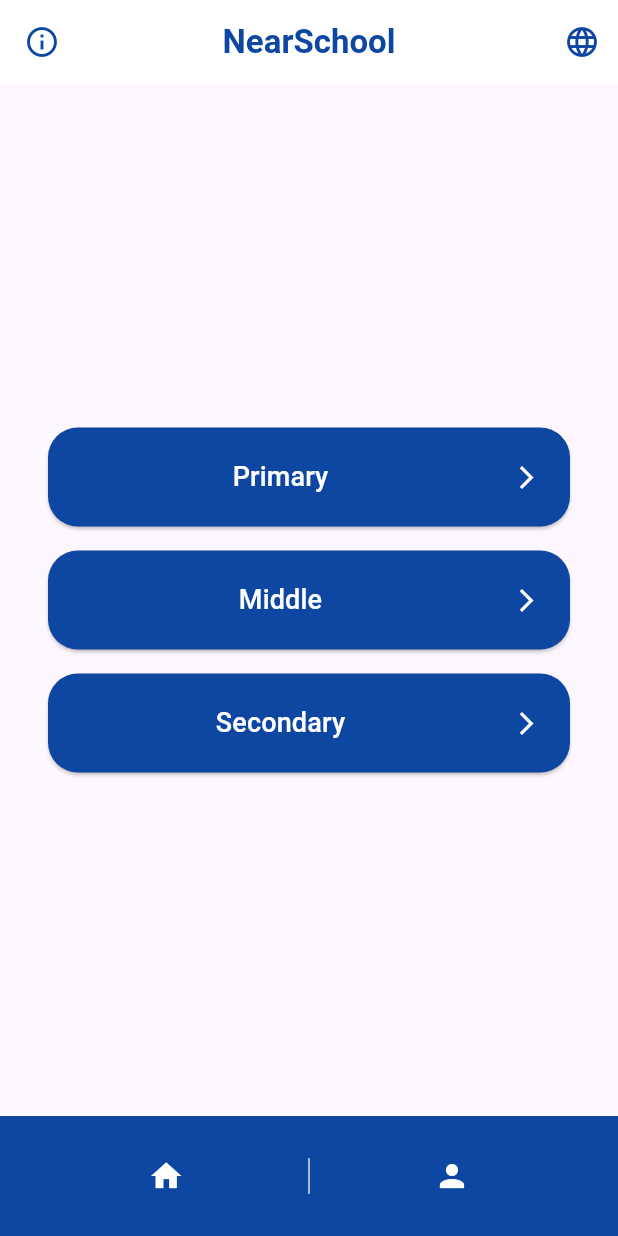
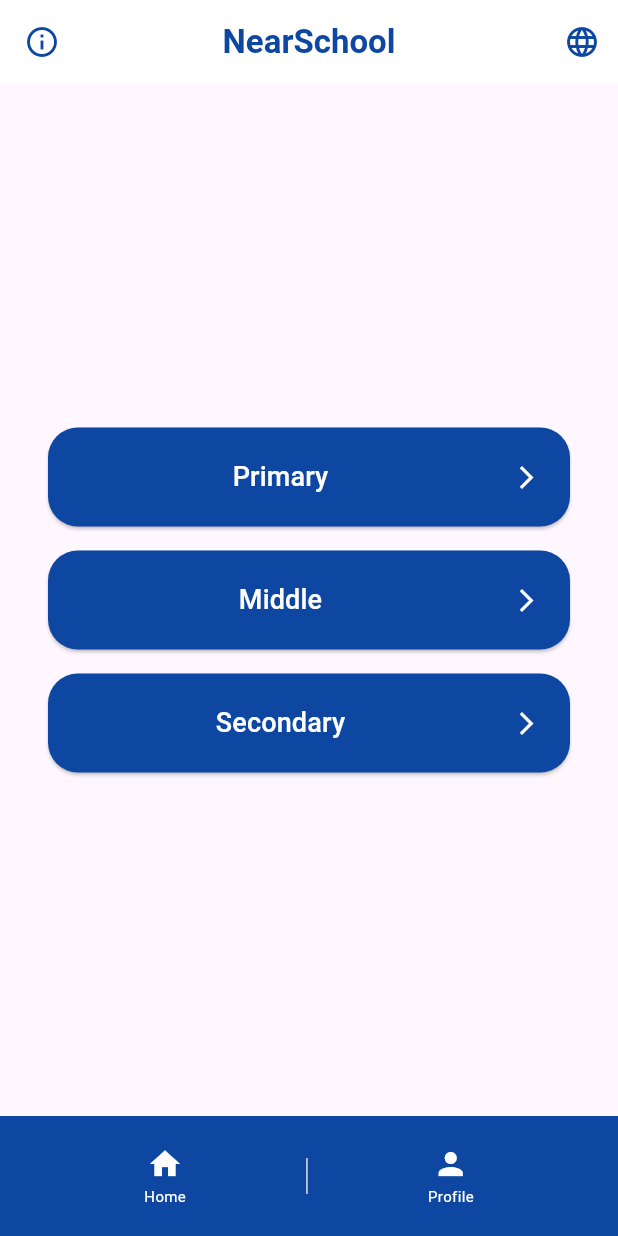
Before and after one commit to abolambA/NearSchool, a Flutter app: the screen it shows after launch, on a phone screen of 412 x 824 dp. Run offline on Flutter 3.47's test engine with Material 3 defaults, Android fonts, the phone set to English and light mode, and no system bars; our stand-ins replace firebase_core; accounts and stored records are empty.

Commit message:
first commit

```diff
--- a/lib/arabic_screens/screens/home_screen.dart
+++ b/lib/arabic_screens/screens/home_screen.dart
@@ -11,8 +11,7 @@ class AdminHomeScreen extends StatelessWidget {
         title: Text('NearSchool', style: TextStyle(
           color: Colors.blue[900],
           fontWeight: FontWeight.bold,
-          )
-        ),
+        )),
         backgroundColor: Colors.white,
         elevation: 0,
         centerTitle: true,
@@ -69,13 +68,23 @@ class AdminHomeScreen extends StatelessWidget {
       ),
       bottomNavigationBar: BottomAppBar(
         color: Colors.blue[900],
+        child: SizedBox(
+          height: 56, // Increased height to avoid overflow
           child: Row(
-          mainAxisAlignment: MainAxisAlignment.spaceAround,
+            mainAxisAlignment: MainAxisAlignment.spaceEvenly,
             children: [
-            Expanded(
-              child: IconButton(
-                icon: Icon(Icons.home, color: Colors.white),
-                onPressed: () {},
+              Flexible(
+                child: Column(
+                  mainAxisSize: MainAxisSize.min,
+                  mainAxisAlignment: MainAxisAlignment.center,
+                  children: [
+                    Icon(Icons.home, color: Colors.white, size: 24),
+                    SizedBox(height: 2), // Small space between icon and text
+                    Text(
+                      'Home',
+                      style: TextStyle(color: Colors.white, fontSize: 10),
+                    ),
+                  ],
                 ),
               ),
               Container(
@@ -83,13 +92,22 @@ class AdminHomeScreen extends StatelessWidget {
                 width: 1,
                 color: Colors.grey[300], // Divider color
               ),
-            Expanded(
-              child: IconButton(
-                icon: Icon(Icons.person, color: Colors.white),
-                onPressed: () {},
+              Flexible(
+                child: Column(
+                  mainAxisSize: MainAxisSize.min,
+                  mainAxisAlignment: MainAxisAlignment.center,
+                  children: [
+                    Icon(Icons.person, color: Colors.white, size: 24),
+                    SizedBox(height: 2), // Small space between icon and text
+                    Text(
+                      'Profile',
+                      style: TextStyle(color: Colors.white, fontSize: 10),
+                    ),
+                  ],
                 ),
               ),
             ],
+          ),
         ),
       ),
     );
--- a/lib/main.dart
+++ b/lib/main.dart
@@ -15,7 +15,7 @@ class NearSchool extends StatelessWidget {
   Widget build(BuildContext context) {
     return MaterialApp(
       debugShowCheckedModeBanner: false,
-      title: 'Your App Name',
+      title: 'NearSchool',
       theme: ThemeData(
         primarySwatch: Colors.blue,
       ),
```
Lines whose indentation alone changed are shown as unchanged.
